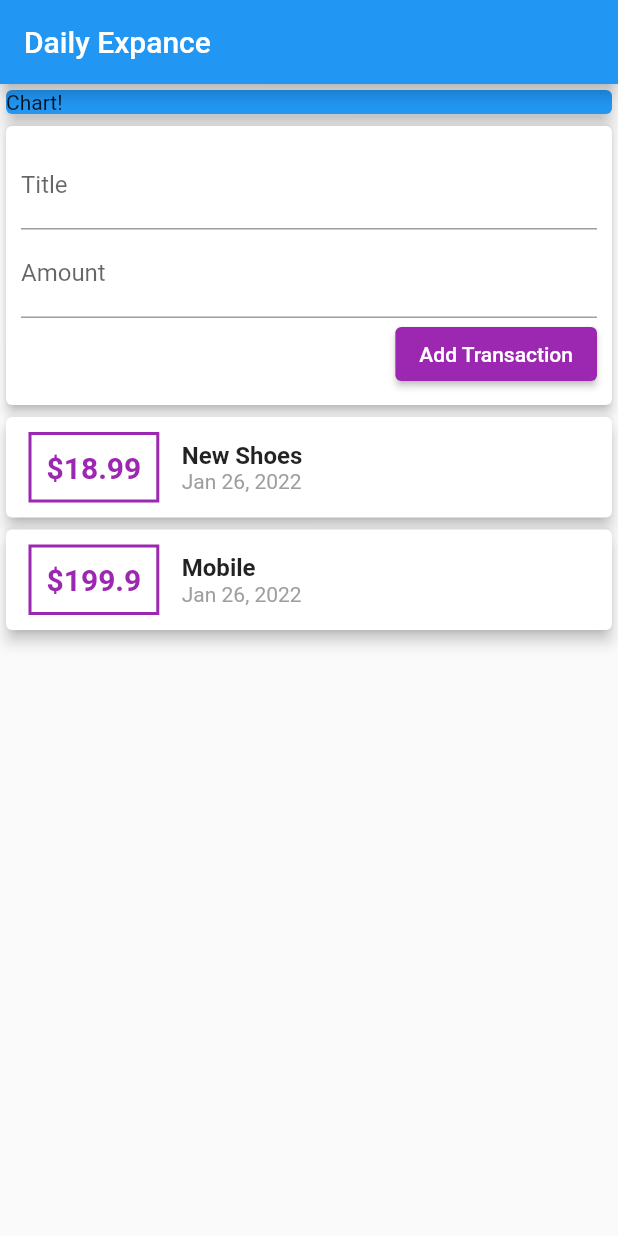
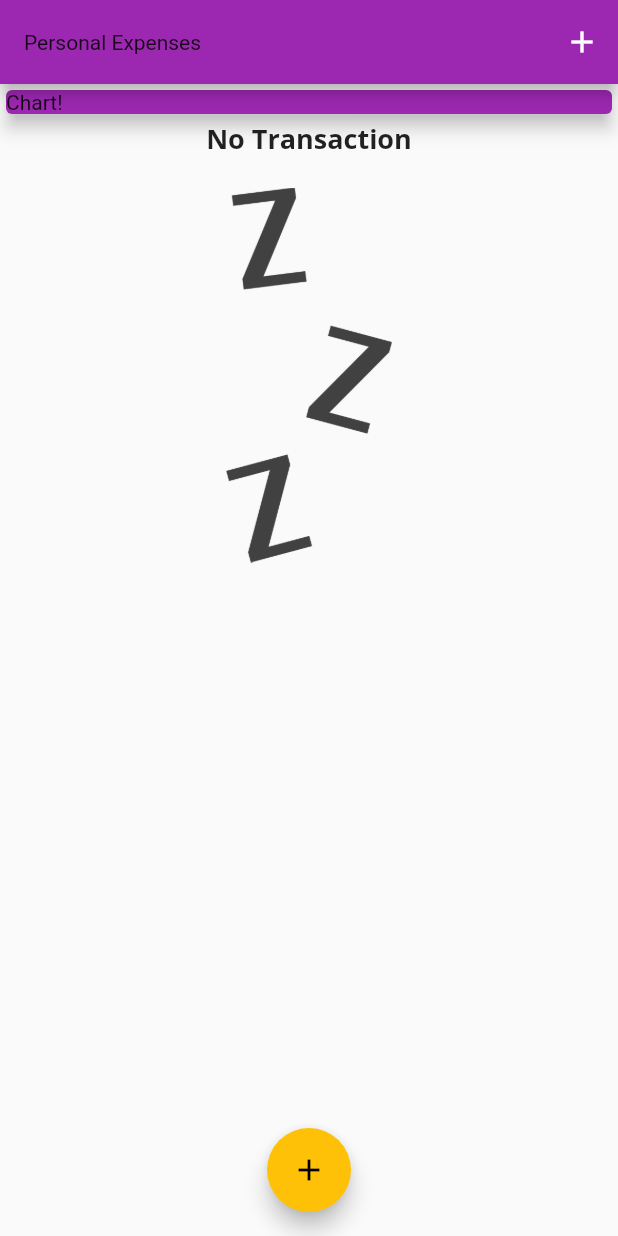
Before and after one commit to MdShakil14/Daily_Expanse_Application, a Flutter app: the screen it shows after launch, on a phone screen of 412 x 824 dp. Run offline on Flutter 3.47's test engine with Material 2 defaults, Android fonts, the phone set to English and light mode, and no system bars.

Commit message:
Text font,color designed and Listview completed.

```diff
--- a/lib/main.dart
+++ b/lib/main.dart
@@ -1,8 +1,8 @@
-import './widgets/user_transactions.dart';
+import './widgets/new_transaction.dart';
 import '../widgets/transaction_list.dart';
 import 'package:flutter/cupertino.dart';
 import 'package:flutter/material.dart';
-
+import './models/transaction.dart';
 
 void main() {
   runApp(MyApp());
@@ -14,38 +14,107 @@ class MyApp extends StatelessWidget {
     return MaterialApp(
       debugShowCheckedModeBanner: false,
       theme: ThemeData(
-        primarySwatch: Colors.blue,
-      ),
+          primarySwatch: Colors.purple,
+          accentColor: Colors.amber,
+          fontFamily: 'Quicksand',
+          textTheme: ThemeData.light().textTheme.copyWith(
+                subtitle1: TextStyle(
+                    fontFamily: 'OpenSans',
+                    fontWeight: FontWeight.bold,
+                    fontSize: 18),
+              ),
+          appBarTheme: AppBarTheme(
+              textTheme: ThemeData.light().textTheme.copyWith(
+                  bodyText1: TextStyle(
+                      fontFamily: 'OpenSans',
+                      fontWeight: FontWeight.bold,
+                      fontSize: 20)))),
       title: 'Flutter App',
       home: MyHomePage(),
     );
   }
 }
 
-class MyHomePage extends StatelessWidget {
+class MyHomePage extends StatefulWidget {
+  @override
+  State<MyHomePage> createState() => _MyHomePageState();
+}
 
+class _MyHomePageState extends State<MyHomePage> {
+  final List<Transaction> _userTransaction = [
+    // Transaction(
+    //     id: '1', title: 'New Shoes', amount: 18.99, date: DateTime.now()),
+    // Transaction(id: '2', title: 'Mobile', amount: 199.9, date: DateTime.now()),
+    // Transaction(id: '3', title: 'Suit', amount: 19.9, date: DateTime.now()),
+    // Transaction(
+    //   id: '4',
+    //   title: 'watch',
+    //   amount: 20.1,
+    //   date: DateTime.now(),
+    // ),
+    // Transaction(
+    //   id: '7',
+    //   title: 'Shirt',
+    //   amount: 15.2,
+    //   date: DateTime.now(),
+    // )
+  ];
 
+  void _addNewTransaction(String title, double amount) {
+    final newTX = Transaction(
+        id: DateTime.now().toString(),
+        title: title,
+        amount: amount,
+        date: DateTime.now());
 
+    setState(() {
+      _userTransaction.add(newTX);
+    });
+  }
+
+  void _startNewAddTransaction(BuildContext ctx) {
+    showModalBottomSheet(
+        context: ctx,
+        builder: (bctx) {
+          return GestureDetector(
+            onTap: () {},
+            child: NewTransaction(_addNewTransaction),
+          );
+        });
+  }
 
   @override
   Widget build(BuildContext context) {
     return Scaffold(
       appBar: AppBar(
-        title: Text('Daily Expance'),
+        title: Text('Personal Expenses'),
+        actions: <Widget>[
+          IconButton(
+              onPressed: () => _startNewAddTransaction(context),
+              icon: Icon(
+                Icons.add,
+              ))
+        ],
       ),
-      body: Column(
+      floatingActionButtonLocation: FloatingActionButtonLocation.centerFloat,
+      floatingActionButton: FloatingActionButton(
+        onPressed: () => _startNewAddTransaction(context),
+        child: Icon(Icons.add),
+      ),
+      body: ListView(
         //mainAxisAlignment: MainAxisAlignment.spaceEvenly,
-        crossAxisAlignment: CrossAxisAlignment.stretch,
+        // crossAxisAlignment: CrossAxisAlignment.stretch,
         children: <Widget>[
           Container(
             width: double.infinity,
             child: Card(
-              color: Colors.blue,
+              color: Theme.of(context).primaryColor,
               elevation: 5,
               child: Text('Chart!'),
             ),
           ),
-          UserTransaction(),
+          // NewTransaction(_addNewTransaction),
+          TransactionList(_userTransaction),
         ],
       ),
     );
--- a/lib/widgets/transaction_list.dart
+++ b/lib/widgets/transaction_list.dart
@@ -1,46 +1,62 @@
+import 'dart:ui';
+
 import 'package:daily_expanse/models/transaction.dart';
 import 'package:flutter/material.dart';
 import 'package:intl/intl.dart';
-import '../widgets/user_transactions.dart';
-
 
 class TransactionList extends StatelessWidget {
-
   late final List<Transaction> transactions;
-
 
   TransactionList(this.transactions);
 
   @override
   Widget build(BuildContext context) {
-    return Column(
-      children: transactions.map((tx) {
+    return Container(
+        height: 300,
+        child: transactions.isEmpty
+            ? Column(
+                children: <Widget>[
+                  Text(
+                    'No Transaction',
+                    style: Theme.of(context).textTheme.subtitle1,
+                  ),
+                  SizedBox(height: 20,),
+                  Container(
+                    height: 250,
+                      child: Image.asset('assets/images/waiting.png',
+                          fit: BoxFit.cover)),
+                ],
+              )
+            : ListView.builder(
+                itemBuilder: (ctx, index) {
                   return Card(
                     elevation: 4,
                     child: Row(
                       children: [
                         Container(
                           child: Text(
-                  '\$${tx.amount}',
+                            '\$${transactions[index].amount.toStringAsFixed(2)}',
                             style: TextStyle(
                                 fontSize: 20,
-                      color: Colors.purple,
+                                color: Theme.of(context).primaryColor,
                                 fontWeight: FontWeight.bold),
                           ),
-                margin: EdgeInsets.symmetric(vertical: 10, horizontal: 15),
+                          margin: EdgeInsets.symmetric(
+                              vertical: 10, horizontal: 15),
                           decoration: BoxDecoration(
-                    border: Border.all(color: Colors.purple, width: 2)),
+                              border: Border.all(
+                                  color: Theme.of(context).primaryColor,
+                                  width: 2)),
                           padding: EdgeInsets.all(10),
                         ),
                         Column(
                           crossAxisAlignment: CrossAxisAlignment.start,
                           children: [
+                            Text(transactions[index].title,
+                                style: Theme.of(context).textTheme.subtitle1),
                             Text(
-                    tx.title,
-                    style: TextStyle(fontWeight: FontWeight.bold, fontSize: 16),
-                  ),
-                  Text(
-                    DateFormat.yMMMd().format(tx.date),
+                              DateFormat.yMMMd()
+                                  .format(transactions[index].date),
                               style: TextStyle(color: Colors.grey),
                             )
                           ],
@@ -48,7 +64,8 @@ class TransactionList extends StatelessWidget {
                       ],
                     ),
                   );
-      }).toList(),
-    );
+                },
+                itemCount: transactions.length,
+              ));
   }
 }
--- a/lib/widgets/user_transactions.dart
+++ /dev/null
@@ -1,41 +0,0 @@
-import 'package:flutter/material.dart';
-import '../widgets/new_transaction.dart';
-import '../widgets/transaction_list.dart';
-import '../models/transaction.dart';
-
-class UserTransaction extends StatefulWidget {
-  @override
-  _UserTransactionState createState() => _UserTransactionState();
-}
-
-class _UserTransactionState extends State<UserTransaction> {
-  final List<Transaction> _userTransaction = [
-    Transaction(
-        id: '1', title: 'New Shoes', amount: 18.99, date: DateTime.now()),
-    Transaction(id: '2', title: 'Mobile', amount: 199.9, date: DateTime.now())
-  ];
-
-  void _addNewTransaction(String title, double amount) {
-    final newTX = Transaction(id: DateTime.now().toString(),
-        title: title,
-        amount: amount,
-        date: DateTime.now());
-
-    setState(() {
-      _userTransaction.add(newTX);
-    });
-  }
-
-
-
-
-  @override
-  Widget build(BuildContext context) {
-    return Column(
-      children: [
-        NewTransaction(_addNewTransaction),
-        TransactionList(_userTransaction),
-      ],
-    );
-  }
-}
```
Also changed, not shown: lib/widgets/new_transaction.dart (+24 -6 lines), pubspec.yaml (+13 -10 lines), assets/fonts/OpenSans-Bold.ttf (added), assets/fonts/OpenSans-Regular.ttf (added), assets/fonts/Quicksand-Bold.ttf (added), assets/fonts/Quicksand-Light.ttf (added), assets/fonts/Quicksand-Medium.ttf (added), assets/fonts/Quicksand-Regular.ttf (added), assets/images/waiting.png (added), lib/widgets/chart.dart (added). Lines whose indentation alone changed are shown as unchanged.
